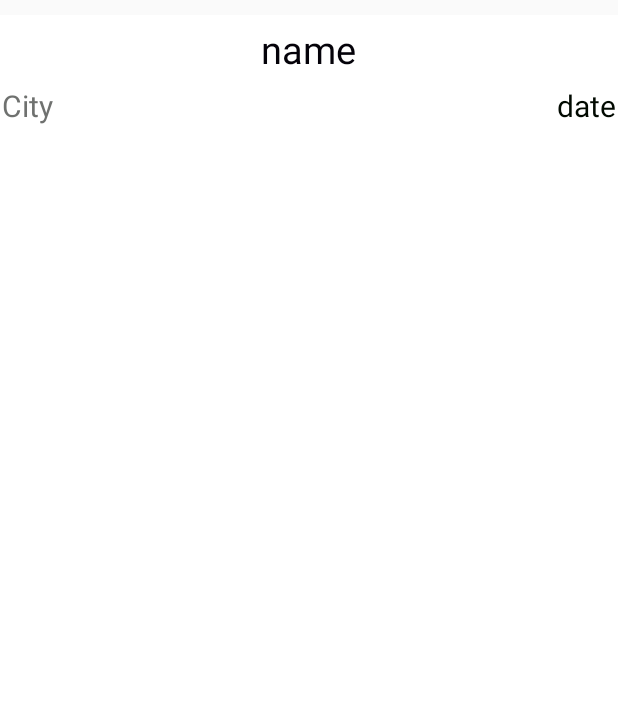
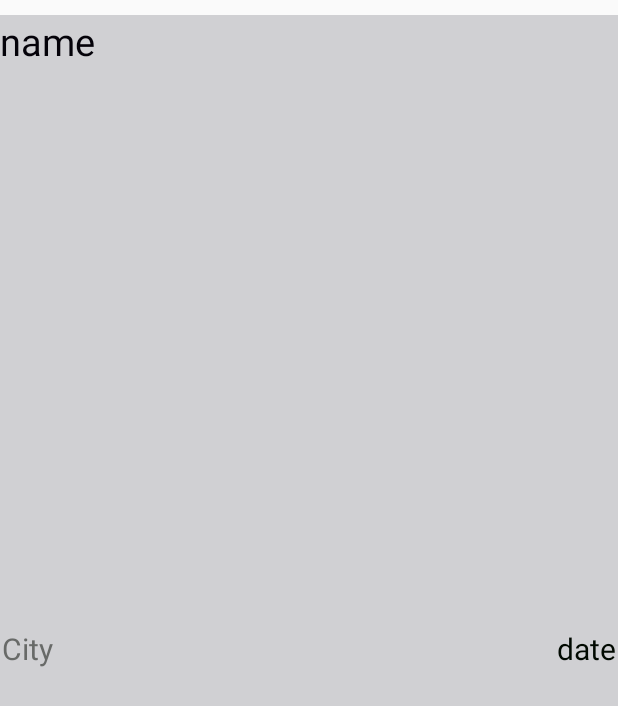
Before and after one commit to denbedilov/attender-app, an Android app: the layout event.xml on its own in the app's theme, with its tools: preview values and no code run, on a phone screen of 412 x 824 dp. Shown: the top 706 px of the screen. Run offline under Robolectric (Android 15) with nearby library versions, the phone set to English and light mode, and no system bars.

Commit message:
search event bug fixed

```diff
--- a/Attender/app/src/main/res/layout/activity_search_event.xml
+++ b/Attender/app/src/main/res/layout/activity_search_event.xml
@@ -55,8 +55,8 @@
             android:layout_height="fill_parent">
 
             <ListView
-                android:layout_width="wrap_content"
-                android:layout_height="wrap_content"
+                android:layout_width="fill_parent"
+                android:layout_height="fill_parent"
                 android:id="@+id/listView" />
         </LinearLayout>
 
--- a/Attender/app/src/main/res/layout/event.xml
+++ b/Attender/app/src/main/res/layout/event.xml
@@ -5,53 +5,57 @@
     android:layout_height="fill_parent"
     android:layout_marginTop="10dp"
     android:orientation="vertical"
-    android:background="#ffffffff">
+    android:background="#6d97979c"
+    android:gravity="fill_horizontal">
 
     <LinearLayout
         android:orientation="vertical"
         android:layout_width="fill_parent"
-        android:layout_height="wrap_content"
-        android:layout_gravity="center_horizontal">
+        android:layout_height="fill_parent"
+        android:layout_gravity="center"
+        android:layout_weight="1">
 
         <TextView
             xmlns:android="http://schemas.android.com/apk/res/android"
             android:id="@+id/tvName"
-            android:layout_width="wrap_content"
+            android:layout_width="fill_parent"
             android:layout_height="wrap_content"
             android:text="name"
             android:textColor="#ff040209"
             android:textSize="25sp"
-            android:layout_gravity="center_horizontal"
-            android:padding="5dp">
+
+            android:layout_weight="1">
         </TextView>
     </LinearLayout>
 
     <LinearLayout
         android:orientation="horizontal"
-        android:layout_width="match_parent"
-        android:layout_height="wrap_content">
+        android:layout_width="fill_parent"
+        android:layout_height="fill_parent"
+        android:layout_weight="1">
 
         <TextView
-            android:layout_width="fill_parent"
+            android:layout_width="wrap_content"
             android:layout_height="wrap_content"
             android:textAppearance="?android:attr/textAppearanceMedium"
             android:text="City"
             android:id="@+id/tvCity"
-            android:layout_weight="4"
             android:padding="1dp"
             android:textSize="20sp"
-            android:textColor="#d7545654" />
+            android:textColor="#d7545654"
+            android:layout_gravity="top"
+            android:layout_weight="4" />
 
         <TextView
-            xmlns:android="http://schemas.android.com/apk/res/android"
             android:id="@+id/tvDate"
-            android:layout_width="fill_parent"
+            android:layout_width="wrap_content"
             android:layout_height="wrap_content"
             android:padding="1dp"
             android:text="date"
             android:textColor="#ff010900"
             android:textSize="20sp"
             android:gravity="end"
+            android:layout_gravity="top"
             android:layout_weight="1">
         </TextView>
     </LinearLayout>
```
